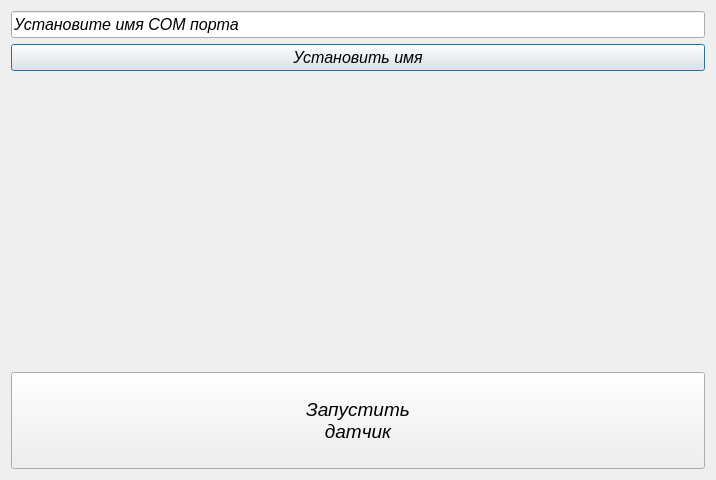
Before: the Qt Designer form Windows/InitWindow/InitWindow.ui in VladislavSts/SensorQT5, drawn with Qt 5.
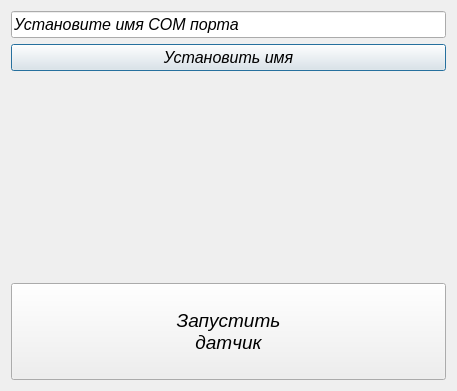
After: the same form once the commit is applied.

```diff
--- a/Windows/InitWindow/InitWindow.ui
+++ b/Windows/InitWindow/InitWindow.ui
@@ -6,8 +6,8 @@
    <rect>
     <x>0</x>
     <y>0</y>
-    <width>716</width>
-    <height>480</height>
+    <width>457</width>
+    <height>391</height>
    </rect>
   </property>
   <property name="windowTitle">
```
